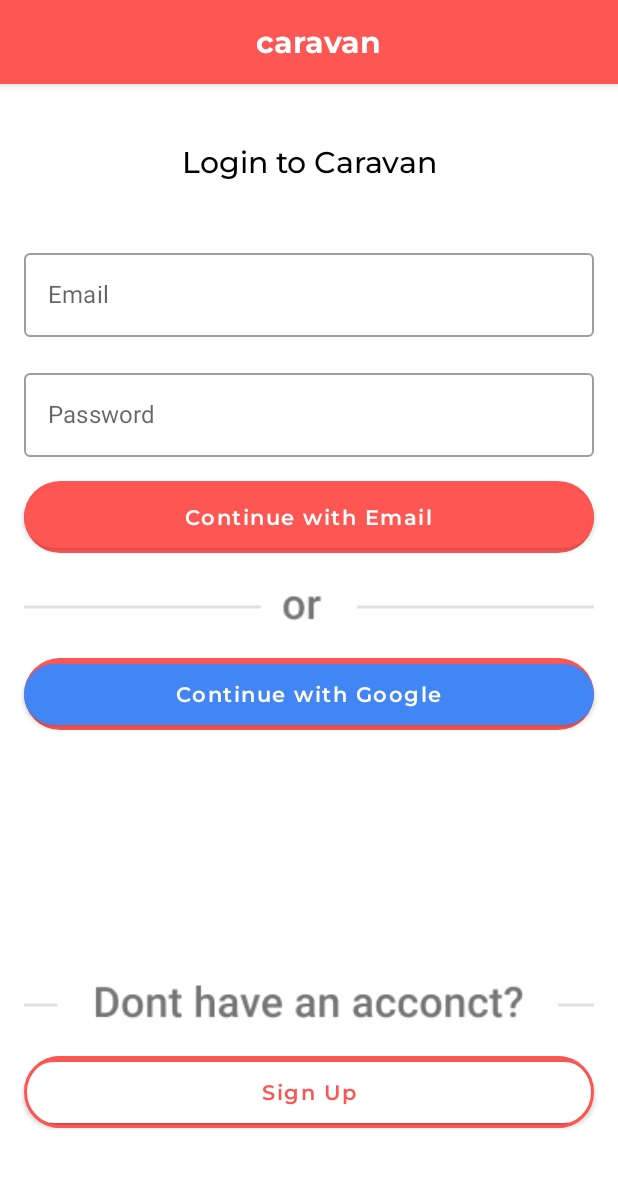
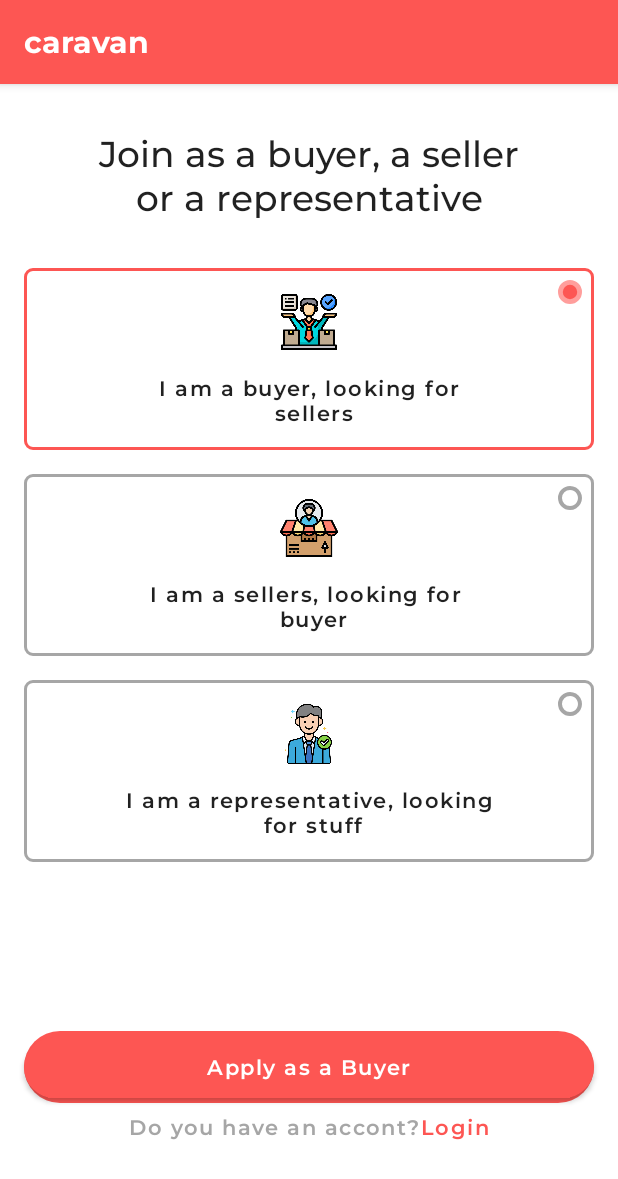
Before and after one commit to CherifiMi/Caravan-APP, an Android app built with Jetpack Compose: the screen it shows after launch (MainActivity), on a phone screen of 412 x 824 dp. Shown: the top 1179 px of the screen. Run offline under Robolectric (Android 15) with nearby library versions, the phone set to English and light mode, and no system bars; our stand-ins replace Dagger/Hilt's generated code; Roboto replaces fonts that are not available here.

Commit message:
picking a user type done

```diff
--- a/app/src/main/java/com/example/caravan/MainActivity.kt
+++ b/app/src/main/java/com/example/caravan/MainActivity.kt
@@ -14,6 +14,7 @@ import androidx.compose.ui.tooling.preview.Preview
 import androidx.core.splashscreen.SplashScreen.Companion.installSplashScreen
 import com.example.caravan.screens.MainViewModel
 import com.example.caravan.screens.login.LoginScreen
+import com.example.caravan.screens.signup.SelectUserScreen
 import com.example.caravan.ui.theme.CaravanTheme
 import dagger.hilt.android.AndroidEntryPoint
 
@@ -34,7 +35,7 @@ class MainActivity : ComponentActivity() {
                     modifier = Modifier.fillMaxSize(),
                     color = MaterialTheme.colors.background
                 ){
-                    LoginScreen()
+                    SelectUserScreen()
                 }
             }
         }
--- a/app/src/main/java/com/example/caravan/screens/login/LoginViewModel.kt
+++ b/app/src/main/java/com/example/caravan/screens/login/LoginViewModel.kt
@@ -4,8 +4,6 @@ import android.util.Log
 import androidx.compose.runtime.mutableStateOf
 import androidx.lifecycle.ViewModel
 import dagger.hilt.android.lifecycle.HiltViewModel
-import kotlinx.coroutines.flow.MutableStateFlow
-import kotlinx.coroutines.flow.asStateFlow
 import javax.inject.Inject
 
 @HiltViewModel
--- /dev/null
+++ b/app/src/main/java/com/example/caravan/screens/signup/SelectUserScreen.kt
@@ -0,0 +1,117 @@
+package com.example.caravan.screens.signup
+
+import androidx.compose.foundation.clickable
+import androidx.compose.foundation.layout.*
+import androidx.compose.material.Text
+import androidx.compose.material.TopAppBar
+import androidx.compose.runtime.Composable
+import androidx.compose.ui.Alignment
+import androidx.compose.ui.Modifier
+import androidx.compose.ui.graphics.Color
+import androidx.compose.ui.res.painterResource
+import androidx.compose.ui.text.style.TextAlign
+import androidx.compose.ui.unit.dp
+import androidx.hilt.navigation.compose.hiltViewModel
+import com.example.caravan.R
+import com.example.caravan.components.MyButton
+import com.example.caravan.screens.signup.components.UserCard
+import com.example.caravan.ui.theme.LightGrey
+import com.example.caravan.ui.theme.PinkRed
+import com.example.caravan.ui.theme.Typography
+
+@Composable
+fun SelectUserScreen(
+    viewModel: SignUpViewModel = hiltViewModel()
+) {
+    Column(
+        Modifier.fillMaxSize(),
+        horizontalAlignment = Alignment.CenterHorizontally,
+        verticalArrangement = Arrangement.SpaceBetween
+    ) {
+
+        Column(
+            Modifier
+                .fillMaxWidth()
+                .wrapContentHeight(),
+            horizontalAlignment = Alignment.CenterHorizontally
+        ) {
+
+            TopAppBar(title = {
+                Text(
+                    modifier = Modifier.fillMaxWidth(),
+                    text = "caravan",
+                    style = Typography.h1,
+                    color = Color.White
+                )
+            })
+
+
+            Text(
+                modifier = Modifier.padding(vertical = 32.dp),
+                text = "Join as a buyer, a seller\n" +
+                        "or a representative",
+                style = Typography.h6,
+                textAlign = TextAlign.Center
+            )
+
+            UserCard(
+                painterResource(id = R.drawable.buyer_pic),
+                "I am a buyer, looking for" +
+                        "\n sellers",
+                1,
+                viewModel.selected_type
+            )
+            UserCard(
+                painterResource(id = R.drawable.seller_pic),
+                "I am a sellers, looking for " +
+                        "\n buyer",
+                2,
+                viewModel.selected_type
+            )
+            UserCard(
+                painterResource(id = R.drawable.rep_pic),
+                "I am a representative, looking" +
+                        "\n for stuff",
+                3,
+                viewModel.selected_type
+            )
+        }
+        //____________________
+        Column(
+            Modifier
+                .fillMaxWidth()
+                .wrapContentHeight(),
+            horizontalAlignment = Alignment.CenterHorizontally
+        ) {
+            MyButton(
+                text = "Apply as a ${
+                    when (viewModel.selected_type.value)
+                    {
+                        1 -> "Buyer"
+                        2 -> "Seller"
+                        else -> "Representative"
+                    }
+                }"
+            ) {
+
+            }
+            Row(Modifier.padding(top = 8.dp)) {
+                Text(
+                    text = "Do you have an accont?",
+                    color = LightGrey,
+                    style = Typography.h3
+                )
+                Text(
+                    modifier = Modifier
+                        .clickable {
+
+                        },
+                    text = "Login",
+                    color = PinkRed,
+                    style = Typography.h3
+                )
+            }
+            Spacer(modifier = Modifier.height(64.dp))
+        }
+    }
+}
--- /dev/null
+++ b/app/src/main/java/com/example/caravan/screens/signup/SignUpViewModel.kt
@@ -0,0 +1,11 @@
+package com.example.caravan.screens.signup
+
+import androidx.compose.runtime.mutableStateOf
+import androidx.lifecycle.ViewModel
+import javax.inject.Inject
+
+class SignUpViewModel @Inject constructor(): ViewModel(){
+
+    var selected_type = mutableStateOf(1)
+
+}
--- /dev/null
+++ b/app/src/main/java/com/example/caravan/screens/signup/components/UserCard.kt
@@ -0,0 +1,64 @@
+package com.example.caravan.screens.signup.components
+
+import androidx.compose.foundation.Image
+import androidx.compose.foundation.border
+import androidx.compose.foundation.clickable
+import androidx.compose.foundation.layout.*
+import androidx.compose.foundation.shape.RoundedCornerShape
+import androidx.compose.material.Icon
+import androidx.compose.material.Text
+import androidx.compose.material.Typography
+import androidx.compose.runtime.Composable
+import androidx.compose.runtime.MutableState
+import androidx.compose.ui.Alignment
+import androidx.compose.ui.Modifier
+import androidx.compose.ui.geometry.CornerRadius
+import androidx.compose.ui.graphics.painter.Painter
+import androidx.compose.ui.res.painterResource
+import androidx.compose.ui.text.TextStyle
+import androidx.compose.ui.text.style.TextAlign
+import androidx.compose.ui.unit.dp
+import com.example.caravan.R
+import com.example.caravan.ui.theme.LightGrey
+import com.example.caravan.ui.theme.PinkRed
+import com.example.caravan.ui.theme.Typography
+
+@Composable
+fun UserCard(painterResource: Painter, s: String, i: Int, state: MutableState<Int>) {
+
+    val selected = i == state.value
+
+    Box(
+        Modifier
+            .wrapContentHeight()
+            .fillMaxWidth()
+            .padding(horizontal = 16.dp)
+            .padding(bottom = 16.dp)
+            .border(
+                color = if (selected) PinkRed else LightGrey,
+                shape = RoundedCornerShape(6.dp),
+                width = 2.dp
+            )
+            .clickable { state.value = i },
+        contentAlignment = Alignment.TopEnd
+    ) {
+        Image(
+            modifier = Modifier
+                .padding(8.dp)
+                .size(16.dp),
+            painter = painterResource(id = if (selected) R.drawable.selected_user else R.drawable.unselected_user),
+            contentDescription = null
+        )
+        Column(Modifier.fillMaxWidth(), horizontalAlignment = Alignment.CenterHorizontally) {
+            Image(
+                modifier = Modifier
+                    .padding(vertical = 16.dp)
+                    .height(40.dp),
+                painter = painterResource,
+                contentDescription = null
+            )
+            Text(text = s, style = Typography.h3, textAlign = TextAlign.Center)
+            Spacer(modifier = Modifier.height(16.dp))
+        }
+    }
+}
--- a/app/src/main/java/com/example/caravan/ui/theme/Color.kt
+++ b/app/src/main/java/com/example/caravan/ui/theme/Color.kt
@@ -9,4 +9,4 @@ val Teal200 = Color(0xFF03DAC5)
 
 val PinkRed = Color(0xFFFD5653)
 val GoogleBlue = Color(0xFF4285F4)
-val LightGrey = Color(0xFF8E8E8E)
+val LightGrey = Color(0xFFA6A6A6)
--- a/app/src/main/java/com/example/caravan/ui/theme/Type.kt
+++ b/app/src/main/java/com/example/caravan/ui/theme/Type.kt
@@ -42,6 +42,11 @@ val Typography = Typography(
         fontWeight = FontWeight.SemiBold,
         fontSize = 14.sp,
         letterSpacing = 1.sp
+    ),
+    h6 = TextStyle(
+        fontFamily = Montserrat,
+        fontWeight = FontWeight.Medium,
+        fontSize = 24.sp,
     )
 
 )
--- /dev/null
+++ b/app/src/main/res/drawable/selected_user.xml
@@ -0,0 +1,11 @@
+<vector xmlns:android="http://schemas.android.com/apk/res/android"
+    android:width="15dp"
+    android:height="15dp"
+    android:viewportWidth="15"
+    android:viewportHeight="15">
+  <path
+      android:pathData="M7.5,1.5L7.5,1.5A6,6 0,0 1,13.5 7.5L13.5,7.5A6,6 0,0 1,7.5 13.5L7.5,13.5A6,6 0,0 1,1.5 7.5L1.5,7.5A6,6 0,0 1,7.5 1.5z"
+      android:strokeWidth="3"
+      android:fillColor="#FD5653"
+      android:strokeColor="#FF9E9C"/>
+</vector>
--- /dev/null
+++ b/app/src/main/res/drawable/unselected_user.xml
@@ -0,0 +1,11 @@
+<vector xmlns:android="http://schemas.android.com/apk/res/android"
+    android:width="12dp"
+    android:height="12dp"
+    android:viewportWidth="12"
+    android:viewportHeight="12">
+  <path
+      android:pathData="M6,1L6,1A5,5 0,0 1,11 6L11,6A5,5 0,0 1,6 11L6,11A5,5 0,0 1,1 6L1,6A5,5 0,0 1,6 1z"
+      android:strokeWidth="2"
+      android:fillColor="#00000000"
+      android:strokeColor="#A6A6A6"/>
+</vector>
```
Also changed, not shown: app/src/main/res/drawable/buyer_pic.png (added), app/src/main/res/drawable/rep_pic.png (added), app/src/main/res/drawable/seller_pic.png (added).
